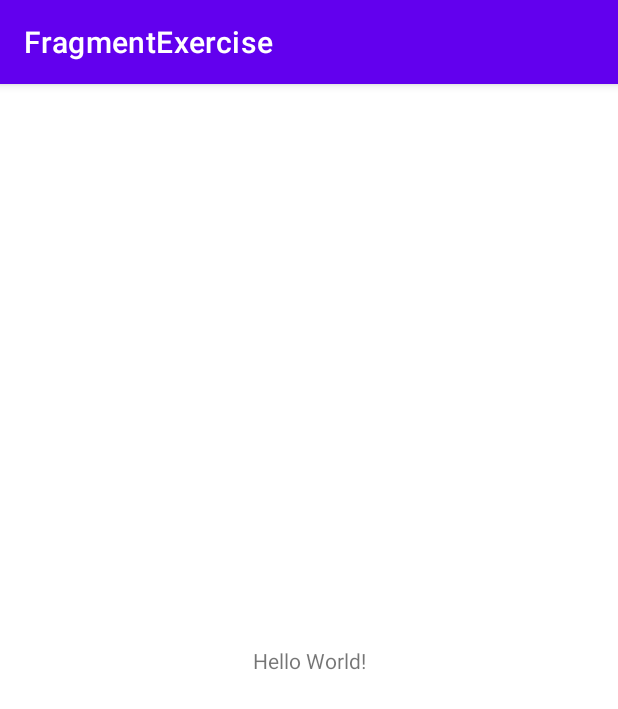
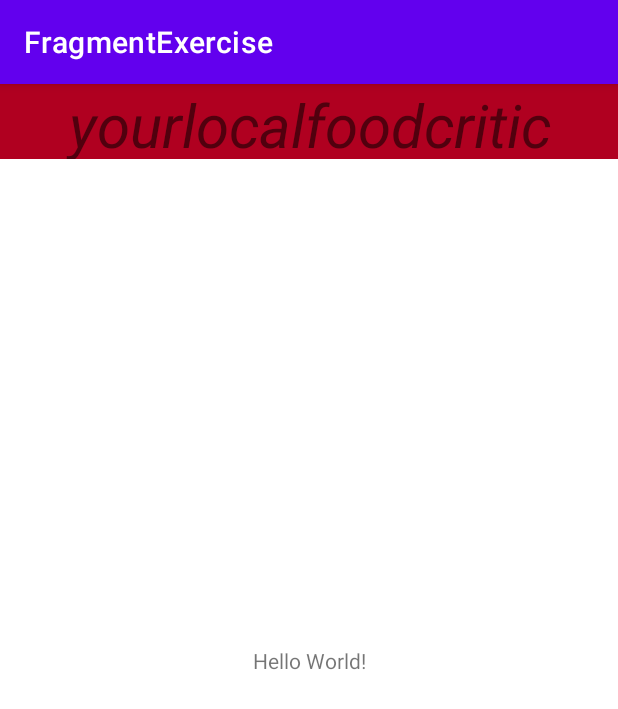
Before and after one commit to sahildev98/fragmentpractice, an Android app: the screen it shows after launch (MainActivity), on a phone screen of 412 x 824 dp. Shown: the top 709 px of the screen. Run offline under Robolectric (Android 15) with nearby library versions, the phone set to English and light mode, and no system bars.

Commit message:
Adding fragment container view to MainActivity. Also adding bundle data and adding Textview on FragmentActivity xml. Implement LayoutInflater/ViewGroup.

```diff
--- a/app/build.gradle
+++ b/app/build.gradle
@@ -29,7 +29,7 @@ android {
 }
 
 dependencies {
-    implementation 'android.fragment:fragment:1.2.5'
+    implementation 'androidx.fragment:fragment:1.2.5'
     implementation 'androidx.appcompat:appcompat:1.2.0'
     implementation 'com.google.android.material:material:1.3.0'
     implementation 'androidx.constraintlayout:constraintlayout:2.0.4'
--- a/app/src/main/java/com/example/fragmentexercise/FragmentActivity.java
+++ b/app/src/main/java/com/example/fragmentexercise/FragmentActivity.java
@@ -2,14 +2,43 @@ package com.example.fragmentexercise;
 
 import android.os.Bundle;
 
+import androidx.annotation.NonNull;
 import androidx.fragment.app.Fragment;
 
 import android.view.LayoutInflater;
 import android.view.View;
 import android.view.ViewGroup;
+import android.widget.LinearLayout;
+import android.widget.TextView;
+
+import java.util.ArrayList;
+import java.util.Iterator;
+import java.util.zip.Inflater;
 
 
 public class FragmentActivity extends Fragment {
 
+    @Override
+    public void onViewCreated(@NonNull View view, Bundle savedInstanceState) {
 
-}
+        //        int someInt = requireArguments().getInt("int1");
+//        int someIntTwo = requireArguments().getInt("int2");
+//        int someIntThree = requireArguments().getInt("int3");
+
+        LinearLayout layout = view.findViewById(R.id.fragment_layout);
+
+        ArrayList num = getArguments().getIntegerArrayList("mynumData");
+        Iterator iterator = num.iterator();
+
+    }
+
+    @Override
+    public View onCreateView(LayoutInflater inflater, ViewGroup container, Bundle savedInstanceState) {
+        // inflate the layout for this fragment
+        return inflater.inflate(R.layout.fragment_activity, container, false);
+    }
+
+
+
+
+    }
--- a/app/src/main/java/com/example/fragmentexercise/MainActivity.java
+++ b/app/src/main/java/com/example/fragmentexercise/MainActivity.java
@@ -1,9 +1,11 @@
 package com.example.fragmentexercise;
+
+import android.os.Bundle;
 
 import androidx.appcompat.app.AppCompatActivity;
 import androidx.fragment.app.FragmentTransaction;
 
-import android.os.Bundle;
+import java.util.ArrayList;
 
 public class MainActivity extends AppCompatActivity {
 
@@ -11,7 +13,24 @@ public class MainActivity extends AppCompatActivity {
     protected void onCreate(Bundle savedInstanceState) {
         super.onCreate(savedInstanceState);
         setContentView(R.layout.activity_main);
-        FragmentTransaction ft = getSupportFragmentManager().beginTransaction();
 
+        FragmentTransaction fragmentTransact = getSupportFragmentManager().beginTransaction();
+        fragmentTransact.add(R.id.fragment_container_view, FragmentActivity.class, insertData());
+        fragmentTransact.commit();
+    }
+
+    public Bundle insertData(){
+        ArrayList <Integer> myNumList = new ArrayList<>();
+        Bundle bundle = new Bundle();
+
+        for (int i = 0; i<5; i++){
+            bundle.putInt("int0", 0);
+            bundle.putInt("int1", 1);
+            bundle.putInt("int2", 2);
+        }
+
+
+        bundle.putIntegerArrayList("mynumData", myNumList);
+        return bundle;
     }
 }
--- a/app/src/main/res/layout/activity_main.xml
+++ b/app/src/main/res/layout/activity_main.xml
@@ -15,4 +15,10 @@
         app:layout_constraintRight_toRightOf="parent"
         app:layout_constraintTop_toTopOf="parent" />
 
+
+    <androidx.fragment.app.FragmentContainerView
+        android:id="@+id/fragment_container_view"
+        android:layout_width="match_parent"
+        android:layout_height="match_parent" />
+
 </androidx.constraintlayout.widget.ConstraintLayout>
--- a/app/src/main/res/layout/fragment_activity.xml
+++ b/app/src/main/res/layout/fragment_activity.xml
@@ -1,9 +1,31 @@
 <?xml version="1.0" encoding="utf-8"?>
-<androidx.fragment.app.FragmentContainer
+<androidx.constraintlayout.widget.ConstraintLayout
     xmlns:android="http://schemas.android.com/apk/res/android"
     xmlns:app="http://schemas.android.com/apk/res-auto"
+    xmlns:tools="http://schemas.android.com/tools"
     android:id="@+id/fragment_container_view"
     android:layout_width="match_parent"
-    android:layout_height="match_parent"
-    android:tag="my_tag">
-</androidx.fragment.app.FragmentContainer>
+    android:layout_height="match_parent" >
+
+    <LinearLayout
+        android:layout_width="match_parent"
+        android:layout_height="match_parent"
+        android:id="@+id/fragment_layout"
+        android:orientation="vertical"
+        app:layout_constraintBottom_toBottomOf="parent"
+        app:layout_constraintEnd_toEndOf="parent"
+        app:layout_constraintStart_toStartOf="parent"
+        app:layout_constraintTop_toTopOf="parent">
+
+        <TextView
+            android:id="@+id/textView"
+            android:layout_width="match_parent"
+            android:layout_height="50dp"
+            android:background="@color/design_default_color_error"
+            android:gravity="center_horizontal|center_vertical"
+            android:text="@string/fragment_title"
+            android:textSize="40sp"
+            android:textStyle="italic" />
+    </LinearLayout>
+
+</androidx.constraintlayout.widget.ConstraintLayout>
--- a/app/src/main/res/values/strings.xml
+++ b/app/src/main/res/values/strings.xml
@@ -2,4 +2,5 @@
     <string name="app_name">FragmentExercise</string>
     <!-- TODO: Remove or change this placeholder text -->
     <string name="hello_blank_fragment">Hello blank fragment</string>
+    <string name="fragment_title">yourlocalfoodcritic</string>
 </resources>
```
